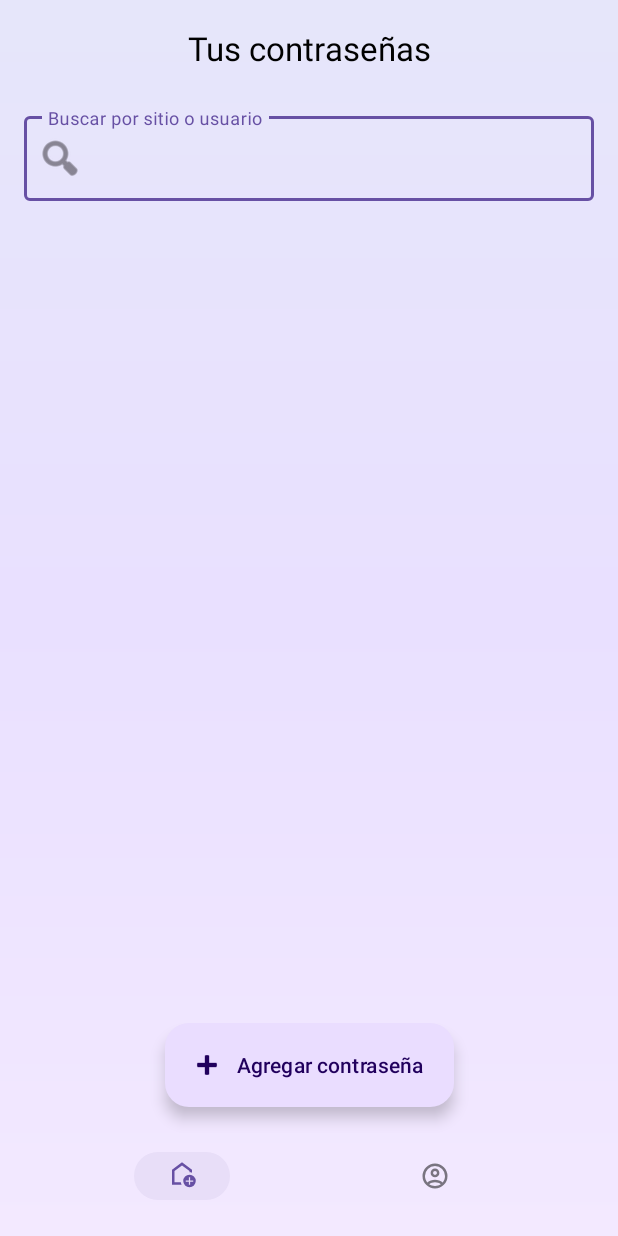
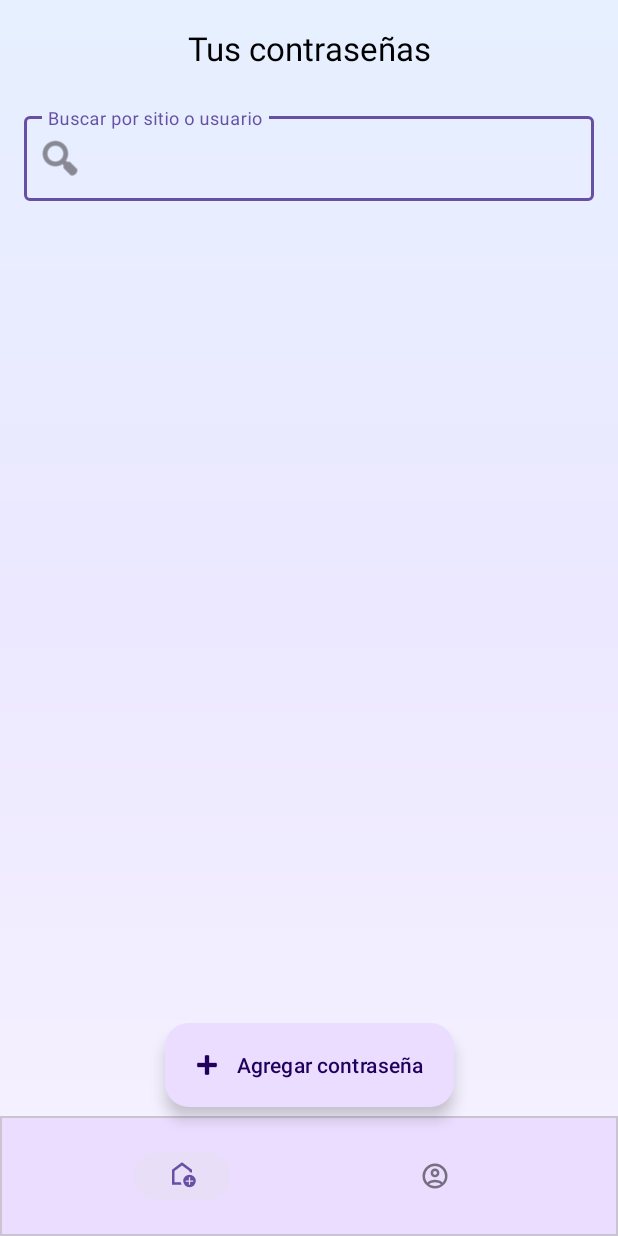
Before and after one commit to JheisonAG/securityPassword, an Android app: the MainActivity screen opened directly, with no data from a screen before it, on a phone screen of 412 x 824 dp. Run offline under Robolectric (Android 15) with nearby library versions, the phone set to English and light mode, and no system bars.

Commit message:
feat(ui): se implementó mejoras en los temas personalizados de los colores

```diff
--- /dev/null
+++ b/app/src/main/res/drawable/bg_bottom_nav.xml
@@ -0,0 +1,7 @@
+<?xml version="1.0" encoding="utf-8"?>
+<shape xmlns:android="http://schemas.android.com/apk/res/android">
+    <!-- Más cercano al primario (suele ser lila si tu esquema es púrpura) -->
+    <solid android:color="?attr/colorPrimaryContainer" />
+    <stroke android:width="1dp" android:color="?attr/colorOutlineVariant" />
+    <padding android:left="12dp" android:top="6dp" android:right="12dp" android:bottom="6dp" />
+</shape>
--- a/app/src/main/res/layout/activity_main.xml
+++ b/app/src/main/res/layout/activity_main.xml
@@ -113,10 +113,10 @@
         android:id="@+id/bottomNav"
         android:layout_width="0dp"
         android:layout_height="wrap_content"
-        android:background="@android:color/transparent"
+        android:background="@drawable/bg_bottom_nav"
+        android:elevation="8dp"
         android:paddingTop="0dp"
         android:paddingBottom="0dp"
-        android:elevation="0dp"
         app:menu="@menu/menu_bottom_nav"
         app:labelVisibilityMode="unlabeled"
         app:itemIconSize="20dp"
@@ -126,4 +126,5 @@
         app:layout_constraintStart_toStartOf="parent"
         app:layout_constraintEnd_toEndOf="parent" />
 
+
 </androidx.constraintlayout.widget.ConstraintLayout>
--- a/app/src/main/res/values/colors.xml
+++ b/app/src/main/res/values/colors.xml
@@ -4,8 +4,9 @@
     <color name="white">#FFFFFFFF</color>
 
     <!-- degradado -->
-    <color name="bg_grad_start">#F3E9FF</color>
-    <color name="bg_grad_mid">#E9E0FF</color>
-    <color name="bg_grad_end">#E6E6FA</color>
+    <color name="bg_grad_start">#F7F2FF</color>
+    <color name="bg_grad_mid">#ECE8FF</color>
+    <color name="bg_grad_end">#E6F0FF</color>
+
 
 </resources>
```
